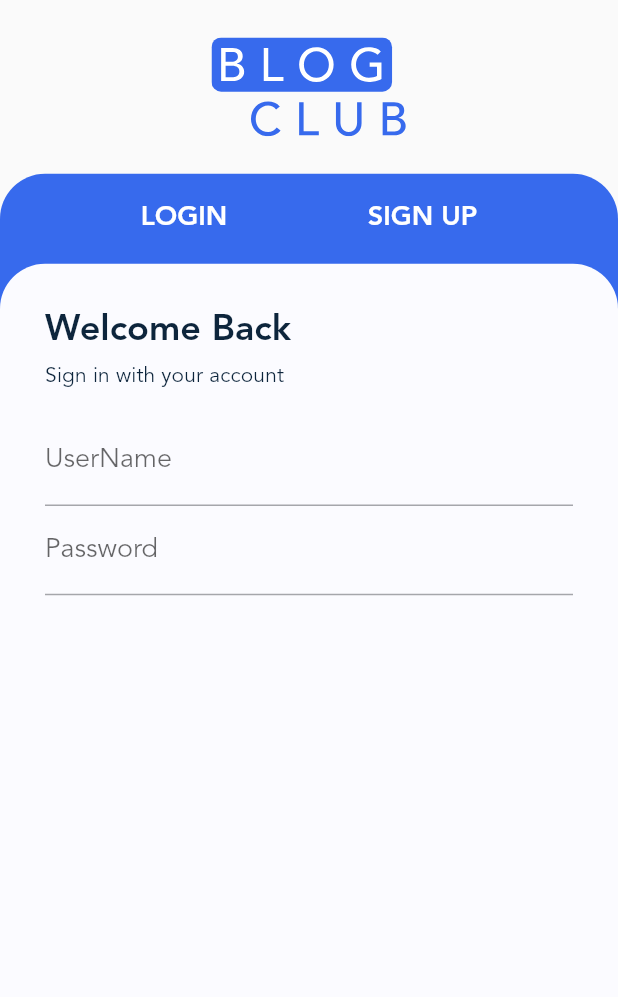
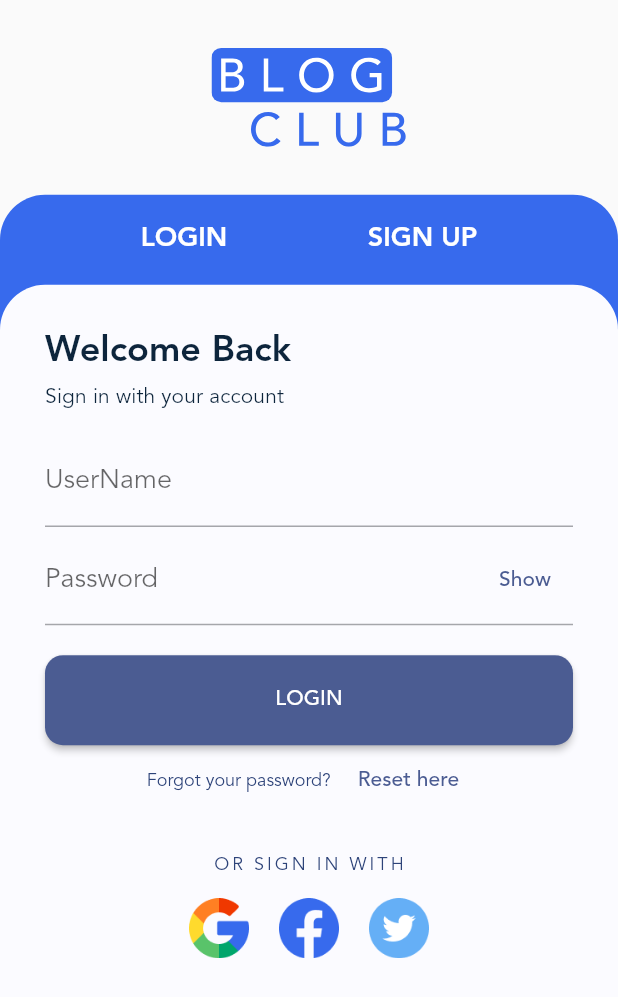
Before and after one commit to sajjadabbasi1383/BlogClub, a Flutter app: the AuthenticationScreen screen opened directly, on a phone screen of 412 x 824 dp. Shown: the top 997 px of the screen. Run offline on Flutter 3.47's test engine with Material 2 defaults, Android fonts, the phone set to English and light mode, and no system bars; our stand-ins replace carousel_slider, dotted_border, flutter_svg, smooth_page_indicator.

Commit message:
Authentication Screen LoginTab

```diff
--- a/lib/view/authentication_screen.dart
+++ b/lib/view/authentication_screen.dart
@@ -18,7 +18,7 @@ class _AuthenticationScreenState extends State<AuthenticationScreen> {
       body: Column(
         children: [
           Padding(
-            padding: const EdgeInsets.only(top: 25, bottom: 25),
+            padding: const EdgeInsets.only(top: 32, bottom: 32),
             child: SvgPicture.asset(
               "assets/img/icons/LOGO.svg",
               width: 130,
@@ -56,9 +56,35 @@ class _AuthenticationScreenState extends State<AuthenticationScreen> {
                           borderRadius: BorderRadius.only(
                               topLeft: Radius.circular(30),
                               topRight: Radius.circular(30))),
+                      child: SingleChildScrollView(
                         child: Padding(
                           padding: const EdgeInsets.all(30.0),
-                        child: Column(
+                          child: _Login(theme: theme),
+                        ),
+                      ),
+                    ),
+                  ),
+                ],
+              ),
+            ),
+          ),
+        ],
+      ),
+    ));
+  }
+}
+
+class _Login extends StatelessWidget {
+  const _Login({
+    super.key,
+    required this.theme,
+  });
+
+  final TextTheme theme;
+
+  @override
+  Widget build(BuildContext context) {
+    return Column(
       crossAxisAlignment: CrossAxisAlignment.start,
       children: [
         Text(
@@ -76,31 +102,101 @@ class _AuthenticationScreenState extends State<AuthenticationScreen> {
           height: 18,
         ),
         const TextField(
-                              decoration:
-                                  InputDecoration(label: Text("UserName")),
+          decoration: InputDecoration(label: Text("UserName")),
         ),
-                            const TextField(
-                              obscureText: true,
-                              enableSuggestions: true,
-                              autocorrect: false,
-                              decoration:
-                                  InputDecoration(label: Text("Password")),
+        const SizedBox(
+          height: 6,
         ),
+        const PasswordTextField(),
         const SizedBox(
           height: 20,
         ),
-
+        ElevatedButton(
+            style: ButtonStyle(
+                minimumSize: MaterialStateProperty.all(
+                    Size(MediaQuery.sizeOf(context).width, 60)),
+                shape: MaterialStateProperty.all(RoundedRectangleBorder(
+                    borderRadius: BorderRadius.circular(12)))),
+            onPressed: () {},
+            child: const Text("LOGIN")),
+        Row(
+          mainAxisAlignment: MainAxisAlignment.center,
+          children: [
+            const Text("Forgot your password?"),
+            const SizedBox(
+              width: 10,
+            ),
+            TextButton(onPressed: () {}, child: const Text("Reset here")),
           ],
         ),
+        const SizedBox(
+          height: 25,
+        ),
+        const Center(
+          child: Text(
+            "OR SIGN IN WITH",
+            style: TextStyle(letterSpacing: 2),
           ),
         ),
+        const SizedBox(
+          height: 15,
+        ),
+        Row(
+          mainAxisAlignment: MainAxisAlignment.center,
+          children: [
+            Image.asset(
+              "assets/img/icons/Google.png",
+              width: 40,
+            ),
+            const SizedBox(
+              width: 20,
+            ),
+            Image.asset(
+              "assets/img/icons/Facebook.png",
+              width: 40,
+            ),
+            const SizedBox(
+              width: 20,
+            ),
+            Image.asset(
+              "assets/img/icons/Twitter.png",
+              width: 40,
             ),
           ],
         ),
-            ),
-          ),
       ],
-      ),
-    ));
+    );
   }
 }
+
+
+class PasswordTextField extends StatefulWidget {
+  const PasswordTextField({
+    super.key,
+  });
+
+  @override
+  State<PasswordTextField> createState() => _PasswordTextFieldState();
+}
+
+class _PasswordTextFieldState extends State<PasswordTextField> {
+  bool obscureText = true;
+
+  @override
+  Widget build(BuildContext context) {
+    return TextField(
+      obscureText: obscureText,
+      enableSuggestions: true,
+      autocorrect: false,
+      decoration: InputDecoration(
+          label: const Text("Password"),
+          suffixIcon: TextButton(
+              onPressed: () {
+                setState(() {
+                  obscureText = !obscureText;
+                });
+              },
+              child: Text(obscureText ? "Show" : "Hide"))),
+    );
+  }
+}
```
Lines whose indentation alone changed are shown as unchanged.
